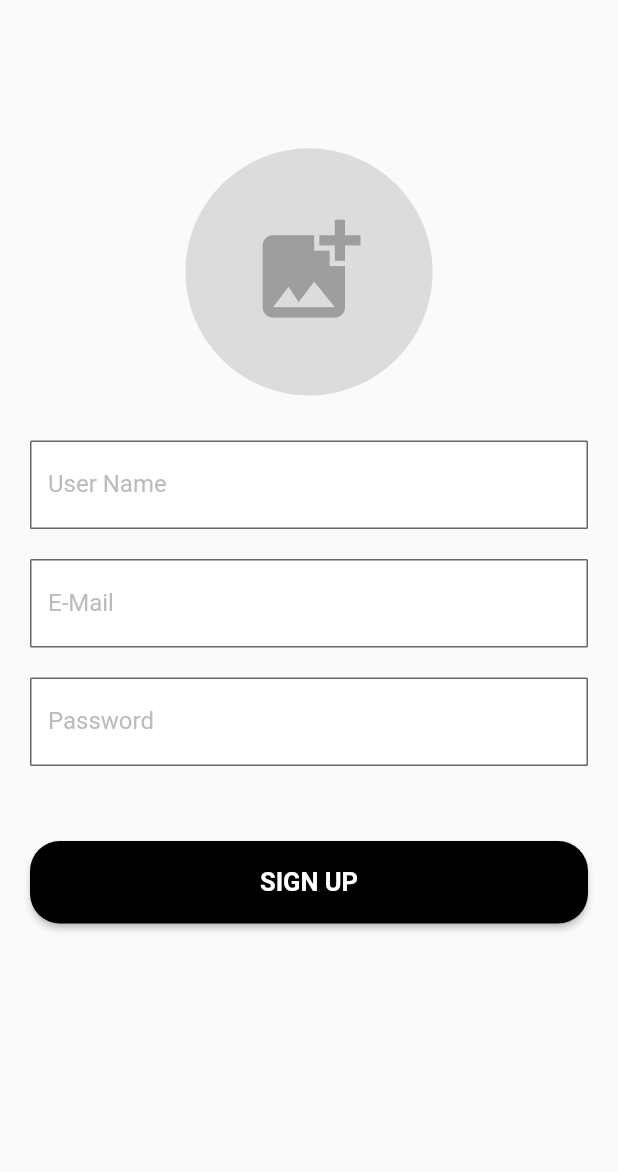
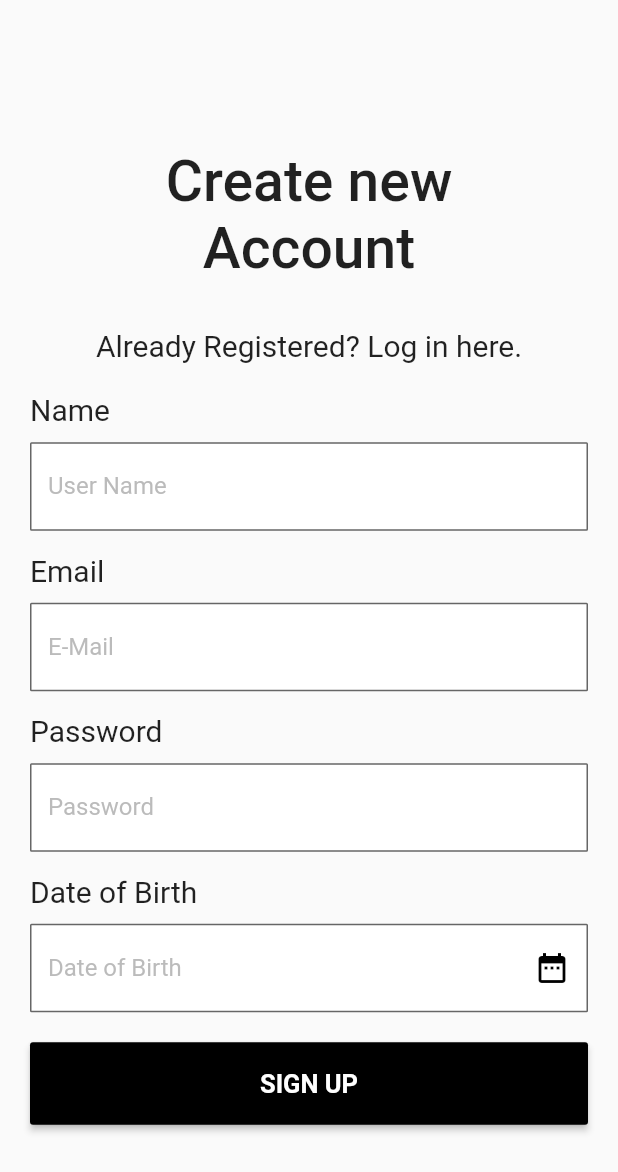
Before and after one commit to MuhammetVural/MoviesFlutterApplication, a Flutter app: the RegisterView screen opened directly, on a phone screen of 412 x 824 dp. Shown: the top 1172 px of the screen. Run offline on Flutter 3.47's test engine with Material 2 defaults, Android fonts, the phone set to English and light mode, and no system bars; our stand-ins replace cloud_firestore, firebase_auth, firebase_core, firebase_storage, flutter_smart_dialog, image_picker and 1 more; accounts and stored records are empty.

Commit message:
register tamamlandı

```diff
--- a/lib/core/auth/login/view/login_view.dart
+++ b/lib/core/auth/login/view/login_view.dart
@@ -154,7 +154,7 @@ Row signUpOption(BuildContext context) {
     mainAxisAlignment: MainAxisAlignment.center,
     children: [
       Text(
-        "Hesabınız yok mu? ",
+        "You don't have any account? ",
         style: TextStyle(color: Colors.black),
       ),
       GestureDetector(
@@ -163,7 +163,7 @@ Row signUpOption(BuildContext context) {
               context, MaterialPageRoute(builder: (context) => const RegisterView()));
         },
         child: Text(
-          "Kayıt ol",
+          "Sign up",
           style: TextStyle(color: Colors.black, fontWeight: FontWeight.bold),
         ),
       ),
--- a/lib/core/auth/register/view/register_view.dart
+++ b/lib/core/auth/register/view/register_view.dart
@@ -14,6 +14,7 @@ import '../../../../extensions/global.dart';
 import '../../../../extensions/widgets/error_dialog.dart';
 import '../../../../extensions/widgets/loading_dialog.dart';
 import '../../../../extensions/widgets/reuseable_widget.dart';
+import '../../login/view/login_view.dart';
 
 
 
@@ -161,60 +162,66 @@ class _RegisterViewState extends State<RegisterView> {
               20, MediaQuery.of(context).size.height * 0.12, 20, 0),
           child: Column(
             children: <Widget>[
+              // InkWell(
+              //   onTap: () {
+              //     _getImage();
+              //   },
+              //   child: CircleAvatar(
+              //     radius: MediaQuery.of(context).size.width * 0.20,
+              //     backgroundColor: Colors.black12,
+              //     backgroundImage: imageXFile == null
+              //         ? null
+              //         : FileImage(File(imageXFile!.path)),
+              //     child: imageXFile == null
+              //         ? Icon(
+              //             Icons.add_photo_alternate,
+              //             size: MediaQuery.of(context).size.width * 0.20,
+              //             color: Colors.grey,
+              //           )
+              //         : null,
+              //   ),
+              // ),
+              Text("Create new", style: TextStyle(fontSize: 38, fontWeight: FontWeight.w500),),
+              Text("Account", style: TextStyle(fontSize: 38, fontWeight: FontWeight.w500),),
+              const SizedBox(height: 30),
               InkWell(
-                onTap: () {
-                  _getImage();
-                },
-                child: CircleAvatar(
-                  radius: MediaQuery.of(context).size.width * 0.20,
-                  backgroundColor: Colors.black12,
-                  backgroundImage: imageXFile == null
-                      ? null
-                      : FileImage(File(imageXFile!.path)),
-                  child: imageXFile == null
-                      ? Icon(
-                          Icons.add_photo_alternate,
-                          size: MediaQuery.of(context).size.width * 0.20,
-                          color: Colors.grey,
-                        )
-                      : null,
-                ),
-              ),
-              SizedBox(height: 30),
+                onTap: (){Navigator.push(
+            context, MaterialPageRoute(builder: (c) => const LoginView()));},
+                child: Text("Already Registered? Log in here.", style: TextStyle(fontSize: 20, fontWeight: FontWeight.w400),)),
+
+              SizedBox(height: 20),
+              Column(
+                crossAxisAlignment: CrossAxisAlignment.start,
+                children: [
+                Text("Name", style: TextStyle(fontSize: 20, fontWeight: FontWeight.w400),),
+                   const SizedBox(height: 10),
               reuseableTextField('User Name', false, true,
                   _userNameTextController),
-              SizedBox(height: 20),
+              SizedBox(height: 15),
+              Text("Email", style: TextStyle(fontSize: 20, fontWeight: FontWeight.w400),),
+                   const SizedBox(height: 10),
               reuseableTextField(
                   'E-Mail', false, true, _emailTextController),
-              SizedBox(height: 20),
+              SizedBox(height: 15),
+              Text("Password", style: TextStyle(fontSize: 20, fontWeight: FontWeight.w400),),
+                   const SizedBox(height: 10),
               reuseableTextField(
                   'Password',  true, true, _passwordTextController),
-              SizedBox(height: 40),
+                  SizedBox(height: 15),
+                  Text("Date of Birth", style: TextStyle(fontSize: 20, fontWeight: FontWeight.w400),),
+                   const SizedBox(height: 10),
+                   reuseableTextField2(
+                  'Date of Birth', Icons.date_range,  false, true, _passwordTextController),
+              SizedBox(height: 10),
+
               signInSignOutButton(context, false, () {
                 formValidation();
 
-                // FirebaseAuth.instance
-                //     .createUserWithEmailAndPassword(
-                //     email: _emailTextController.text,
-                //     password: _passwordTextController.text)
-                //     .then((value) {
-                //   ScaffoldMessenger.of(context).showSnackBar(SnackBar(
-                //     content: Text('Created New Account'),
-                //   ));
-                //   print("Created New Account");
-                //
-                //   Navigator.push(
-                //       context,
-                //       MaterialPageRoute(
-                //           builder: (context) => const HomeScreen()));
-                // }).onError((error, stackTrace) {
-                //   print("Error ${error.toString()}");
-                //   ScaffoldMessenger.of(context).showSnackBar(SnackBar(
-                //     content: Text('Error ${error.toString()}'),
-                //   ));
-                // }
-                //  );
+
               }),
+
+              ],)
+
             ],
           ),
         ),
--- a/lib/extensions/widgets/reuseable_widget.dart
+++ b/lib/extensions/widgets/reuseable_widget.dart
@@ -49,21 +49,22 @@ TextField reuseableTextField2(String text, IconData icon, bool isPasswordType, b
     enabled: isEnabled,
     enableSuggestions: isPasswordType,
     autocorrect: isPasswordType,
-    cursorColor: Colors.grey,
+    cursorColor: Colors.black,
     style: TextStyle(color: Colors.black54.withOpacity(0.8)),
     decoration: InputDecoration(
-      prefixIcon: Icon(
+
+      suffixIcon: Icon(
         icon,
-        color: Colors.black26,
+        color: Colors.black,
       ),
       labelText: text,
       labelStyle: TextStyle(color: Colors.grey.withOpacity(0.7)),
       filled: true,
       floatingLabelBehavior: FloatingLabelBehavior.never,
-      fillColor: Colors.blueAccent.withOpacity(0.1),
+      fillColor: Colors.white,
       border: OutlineInputBorder(
-          borderRadius: BorderRadius.circular(20.0),
-          borderSide: const BorderSide(width: 0, style: BorderStyle.none)),
+          borderRadius: BorderRadius.circular(1.0),
+          borderSide: const BorderSide(width: 1, style: BorderStyle.none)),
     ),
     keyboardType: isPasswordType
         ? TextInputType.visiblePassword
@@ -83,7 +84,7 @@ Container signInSignOutButton(BuildContext context, bool isLogin,
         .width,
     height: 55,
     margin: EdgeInsets.fromLTRB(0, 10, 0, 20),
-    decoration: BoxDecoration(borderRadius: BorderRadius.circular(20.0)),
+    decoration: BoxDecoration(borderRadius: BorderRadius.circular(2.0)),
     child: ElevatedButton(
       onPressed: () {
         onTap();
@@ -101,7 +102,7 @@ Container signInSignOutButton(BuildContext context, bool isLogin,
             return Colors.black;
           }),
           shape: MaterialStateProperty.all<RoundedRectangleBorder>(
-              RoundedRectangleBorder(borderRadius: BorderRadius.circular(20)))),
+              RoundedRectangleBorder(borderRadius: BorderRadius.circular(2)))),
     ),
   );
 }
--- a/lib/main.dart
+++ b/lib/main.dart
@@ -1,6 +1,7 @@
 import 'package:firebase_core/firebase_core.dart';
 import 'package:flutter/material.dart';
 import 'package:movie_flutter_application/core/auth/login/view/login_view.dart';
+import 'package:movie_flutter_application/core/auth/register/view/register_view.dart';
 import 'package:movie_flutter_application/core/main/view/main_view.dart';
 import 'package:movie_flutter_application/core/splash/splash_view.dart';
 
@@ -21,12 +22,15 @@ class MyApp extends StatelessWidget {
   @override
   Widget build(BuildContext context) {
     return MaterialApp(
+      debugShowCheckedModeBanner: false,
       title: 'Flutter Demo',
       theme: ThemeData(
 
+
         primarySwatch: Colors.blue,
+
       ),
-      home: const LoginView()
+      home: const RegisterView()
     );
   }
 }
```
